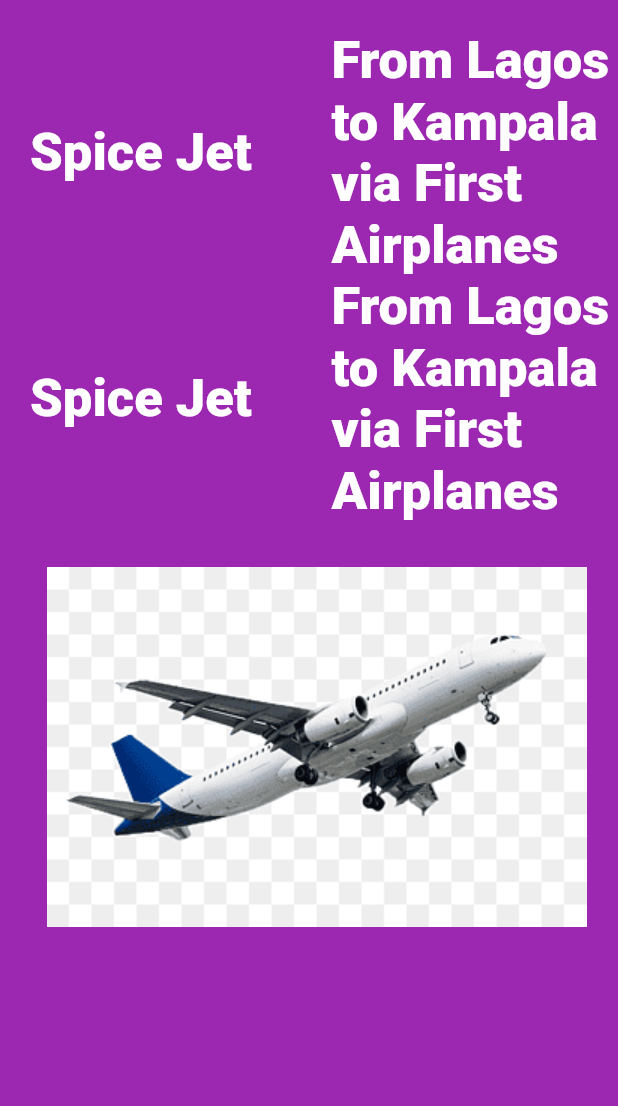
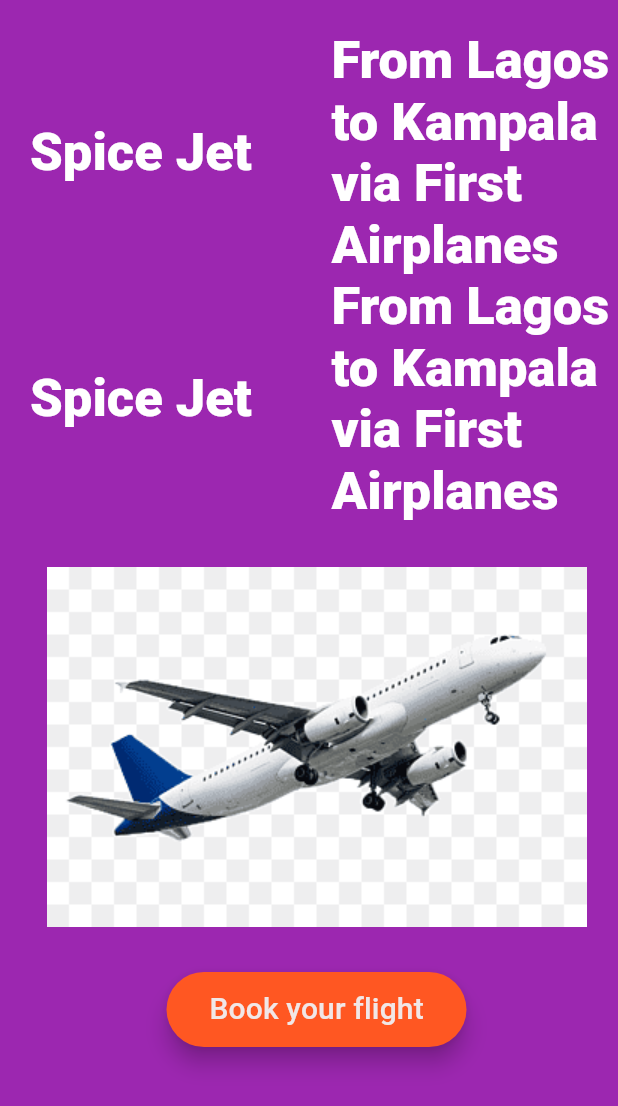
Before and after one commit to Benedict-Ik/Smartherd-flutter-tutorial, a Flutter app: the screen it shows after launch, on a phone screen of 412 x 824 dp. Shown: the top 1106 px of the screen. Run offline on Flutter 3.47's test engine with Material 3 defaults, Android fonts, the phone set to English and light mode, and no system bars; Roboto replaces fonts that are missing (Raleway).

Commit message:
final commit

```diff
--- a/lib/widgets/FirstScreen.dart
+++ b/lib/widgets/FirstScreen.dart
@@ -9,7 +9,7 @@
       color: Colors.white,
       child: Center(
         child: Text(
-          "This is the Image Assets branch !!!!",
+          "This is the Buttons and Alert branch!!!",
           textDirection: TextDirection.ltr,
           textAlign: TextAlign.center,
           style: TextStyle(fontSize: 20, color: Colors.red),
--- a/lib/widgets/HomeWidget.dart
+++ b/lib/widgets/HomeWidget.dart
@@ -99,7 +99,8 @@
                     )),
                   ],
                 ),
-                ImageAssets()
+                ImageAssets(),
+                AssetButton()
               ],
             )));
   }
@@ -118,3 +119,39 @@
     );
   }
 }
+
+class AssetButton extends StatelessWidget {
+  const AssetButton({super.key});
+
+  @override
+  Widget build(BuildContext context) {
+    return Container(
+      margin: EdgeInsets.only(top: 30.0),
+      height: 50.0,
+      width: 200.0,
+      child: ElevatedButton(
+        style: ElevatedButton.styleFrom(
+            backgroundColor: Colors.deepOrange, elevation: 6.0),
+        child: Text(
+          "Book your flight",
+          style: TextStyle(
+              fontSize: 20.0, color: const Color.fromARGB(255, 241, 231, 231)),
+        ),
+        onPressed: () {
+          bookFlight(context);
+        },
+      ),
+    );
+  }
+
+  void bookFlight(BuildContext context) {
+    // Define Dialog
+    var alertDialog = AlertDialog(
+      title: Text("Flight booked successfully"),
+      content: Text("Have a pleasant flight"),
+    );
+    // Show Dialog
+    showDialog(
+        context: context, builder: (BuildContext context) => alertDialog);
+  }
+}
```
Also changed, not shown: 1 other file.
